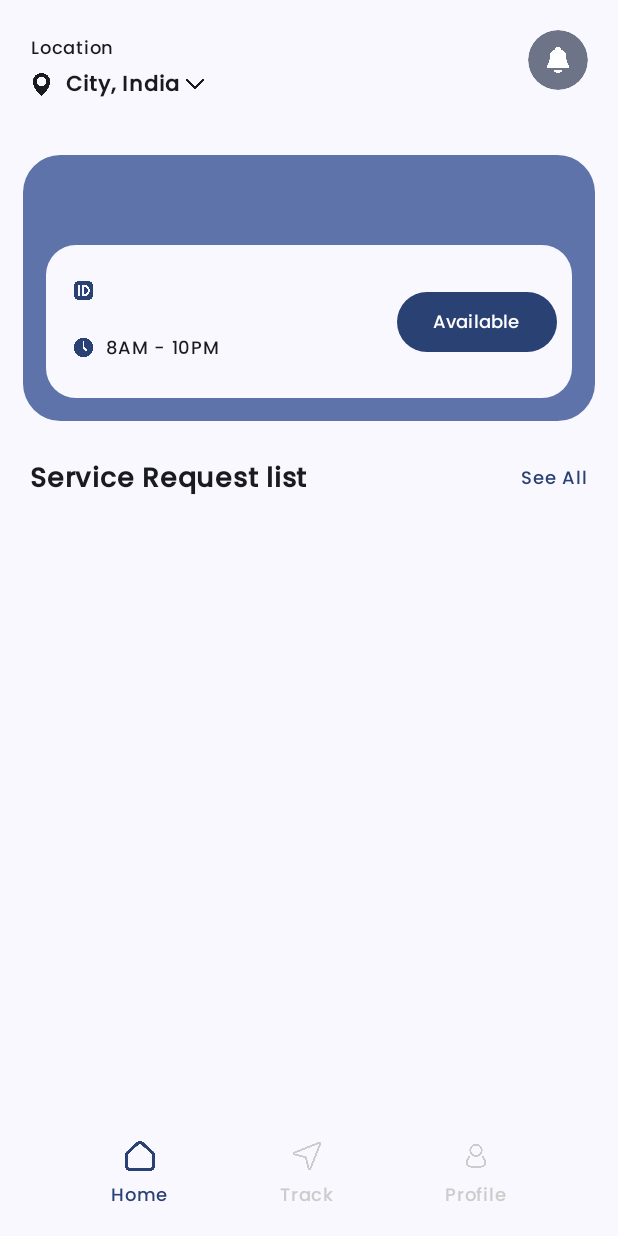
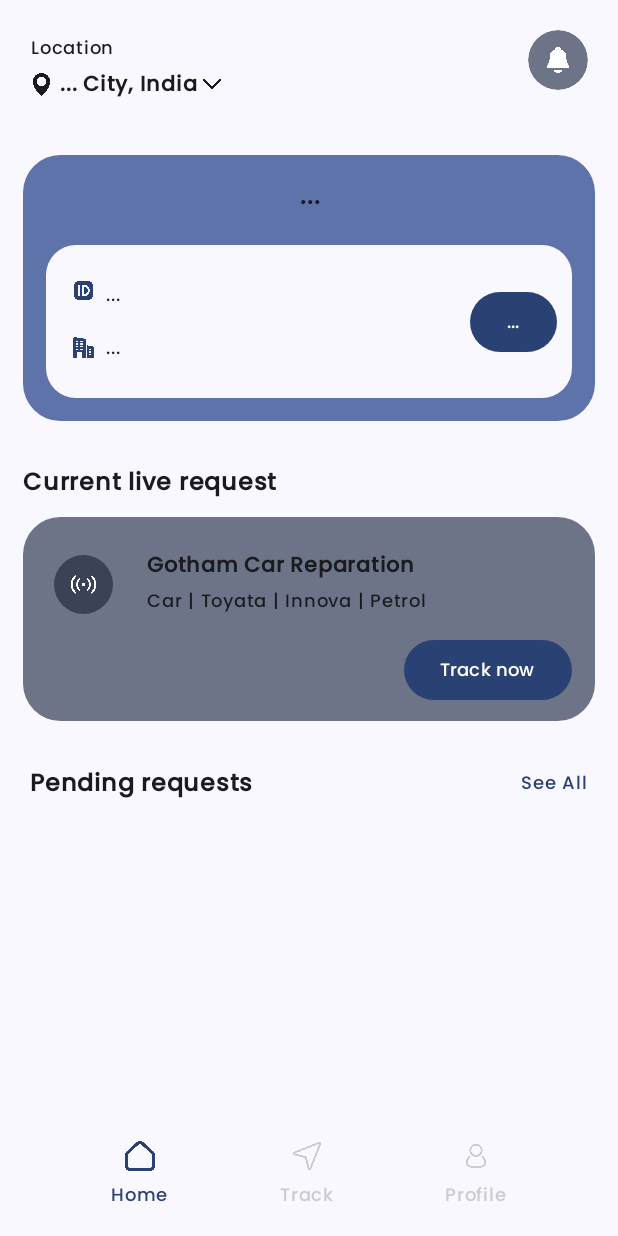
Before and after one commit to chiragpatel047/RapidRepairDeliverApp, an Android app built with Jetpack Compose: the MainScreen screen opened through its navigation route, on a phone screen of 412 x 824 dp. Run offline under Robolectric (Android 15) with nearby library versions, the phone set to English and light mode, and no system bars; our stand-ins replace Dagger/Hilt's generated code, Firebase (no records; nobody signed in at launch, a user with empty details on screens opened directly); 1 statement that could not run was skipped.

Commit message:
homescreen-back-2

```diff
--- /dev/null
+++ b/app/src/main/java/com/chirag047/rapiddeliver/Common/TrackSingle.kt
@@ -0,0 +1,110 @@
+package com.chirag047.rapiddeliver.Common
+
+import androidx.compose.foundation.background
+import androidx.compose.foundation.clickable
+import androidx.compose.foundation.layout.Arrangement
+import androidx.compose.foundation.layout.Box
+import androidx.compose.foundation.layout.Column
+import androidx.compose.foundation.layout.Row
+import androidx.compose.foundation.layout.Spacer
+import androidx.compose.foundation.layout.fillMaxSize
+import androidx.compose.foundation.layout.fillMaxWidth
+import androidx.compose.foundation.layout.padding
+import androidx.compose.foundation.layout.size
+import androidx.compose.foundation.rememberScrollState
+import androidx.compose.foundation.shape.RoundedCornerShape
+import androidx.compose.foundation.verticalScroll
+import androidx.compose.material3.Button
+import androidx.compose.material3.ButtonDefaults
+import androidx.compose.material3.Icon
+import androidx.compose.material3.MaterialTheme
+import androidx.compose.material3.Text
+import androidx.compose.runtime.Composable
+import androidx.compose.ui.Alignment
+import androidx.compose.ui.Modifier
+import androidx.compose.ui.draw.clip
+import androidx.compose.ui.draw.rotate
+import androidx.compose.ui.res.painterResource
+import androidx.compose.ui.text.font.Font
+import androidx.compose.ui.text.font.FontFamily
+import androidx.compose.ui.unit.dp
+import androidx.compose.ui.unit.sp
+import androidx.navigation.NavController
+import com.chirag047.rapiddeliver.Components.poppinsBoldText
+import com.chirag047.rapiddeliver.Components.poppinsText
+import com.chirag047.rapiddeliver.R
+
+@Composable
+fun TrackSingle(title: String, desc: String, onclick: () -> Unit) {
+    Row(
+        Modifier
+            .padding(15.dp, 7.dp)
+            .clip(RoundedCornerShape(25.dp))
+            .background(MaterialTheme.colorScheme.secondaryContainer)
+            .clickable {
+
+            }
+    ) {
+
+        Column(
+            Modifier
+                .padding(15.dp, 0.dp, 7.dp, 0.dp)
+                .clip(RoundedCornerShape(10.dp))
+
+        ) {
+            Spacer(modifier = Modifier.padding(10.dp))
+            Box(
+                modifier = Modifier
+                    .size(50.dp)
+                    .padding(5.dp)
+                    .clip(RoundedCornerShape(50.dp))
+                    .background(MaterialTheme.colorScheme.secondary),
+            ) {
+                Icon(
+                    painterResource(id = R.drawable.live),
+                    contentDescription = "",
+                    tint = MaterialTheme.colorScheme.onSecondary,
+                    modifier = Modifier
+                        .size(50.dp)
+                        .padding(10.dp)
+                )
+            }
+            //Spacer(modifier = Modifier.padding(10.dp))
+        }
+
+        Column(Modifier.fillMaxWidth()) {
+            Spacer(modifier = Modifier.padding(10.dp))
+
+            poppinsBoldText(
+                contentText = title,
+                size = 14.sp,
+                modifier = Modifier
+                    .padding(10.dp, 0.dp)
+            )
+
+            poppinsText(
+                contentText = desc,
+                size = 12.sp,
+                modifier = Modifier
+                    .padding(10.dp, 0.dp)
+            )
+
+            Row(Modifier.fillMaxWidth(), horizontalArrangement = Arrangement.End) {
+                Button(
+                    onClick = {
+                        onclick.invoke()
+                    },
+                    colors = ButtonDefaults.buttonColors(MaterialTheme.colorScheme.primary),
+                    modifier = Modifier
+                        .padding(15.dp, 10.dp)
+                ) {
+                    Text(
+                        text = "Track now",
+                        fontSize = 12.sp,
+                        fontFamily = FontFamily(Font(R.font.poppins_medium))
+                    )
+                }
+            }
+        }
+    }
+}
--- a/app/src/main/java/com/chirag047/rapiddeliver/Components/CommonCustom.kt
+++ b/app/src/main/java/com/chirag047/rapiddeliver/Components/CommonCustom.kt
@@ -69,7 +69,7 @@
         Text(
             text = title,
             textAlign = TextAlign.Start,
-            fontSize = 18.sp,
+            fontSize = 16.sp,
             color = MaterialTheme.colorScheme.onBackground,
             fontWeight = FontWeight.Bold,
             fontFamily = FontFamily(Font(R.font.poppins_medium))
--- a/app/src/main/java/com/chirag047/rapiddeliver/Model/UserModel.kt
+++ b/app/src/main/java/com/chirag047/rapiddeliver/Model/UserModel.kt
@@ -3,6 +3,8 @@
 data class UserModel(
     var uid: String = "",
     var mechanicId: String = "",
+    var centerId : String = "",
+    var centerName : String = "",
     var userName: String = "",
     var email: String = "",
     var password: String = "",
--- a/app/src/main/java/com/chirag047/rapiddeliver/Repository/AuthRepository.kt
+++ b/app/src/main/java/com/chirag047/rapiddeliver/Repository/AuthRepository.kt
@@ -29,6 +29,8 @@
                     UserModel(
                         firebaseAuth.currentUser!!.uid,
                         System.currentTimeMillis().toString(),
+                        "",
+                        "Not joined yet",
                         userName,
                         email,
                         password,
--- a/app/src/main/java/com/chirag047/rapiddeliver/Repository/DataRepository.kt
+++ b/app/src/main/java/com/chirag047/rapiddeliver/Repository/DataRepository.kt
@@ -1,6 +1,7 @@
 package com.chirag047.rapiddeliver.Repository
 
 import com.chirag047.rapiddeliver.Common.ResponseType
+import com.chirag047.rapiddeliver.Model.UserModel
 import com.google.firebase.auth.FirebaseAuth
 import com.google.firebase.firestore.FirebaseFirestore
 import kotlinx.coroutines.channels.awaitClose
@@ -26,4 +27,19 @@
             }
         }
 
+    suspend fun getUserDetail(): Flow<ResponseType<UserModel?>> =
+        callbackFlow {
+            trySend(ResponseType.Loading())
+
+            firestore.collection("mechanicUsers")
+                .document(auth.currentUser!!.uid)
+                .addSnapshotListener { value, error ->
+                    trySend(ResponseType.Success(value!!.toObject(UserModel::class.java)))
+                }
+
+            awaitClose {
+                close()
+            }
+        }
+
 }
--- a/app/src/main/java/com/chirag047/rapiddeliver/Screens/HomeScreen.kt
+++ b/app/src/main/java/com/chirag047/rapiddeliver/Screens/HomeScreen.kt
@@ -37,16 +37,72 @@
 import androidx.compose.ui.unit.sp
 import androidx.hilt.navigation.compose.hiltViewModel
 import androidx.navigation.NavController
+import com.chirag047.rapiddeliver.Common.ResponseType
+import com.chirag047.rapiddeliver.Common.SingleSerivceRequest
+import com.chirag047.rapiddeliver.Common.TrackSingle
 import com.chirag047.rapiddeliver.Components.GrayFilledSimpleButton
 import com.chirag047.rapiddeliver.Components.poppinsBoldCenterText
+import com.chirag047.rapiddeliver.Components.poppinsBoldText
 import com.chirag047.rapiddeliver.Components.textWithSeeAllText
 import com.chirag047.rapiddeliver.R
+import com.chirag047.rapiddeliver.Viewmodels.HomeScreenViewModel
+import kotlinx.coroutines.Dispatchers
+import kotlinx.coroutines.launch
 
 @Composable
 fun HomeScreen(navController: NavController, sharedPreferences: SharedPreferences) {
 
     Box(Modifier.fillMaxSize()) {
+
+        val homeScreenViewModel: HomeScreenViewModel = hiltViewModel()
+        val scope = rememberCoroutineScope()
+
+        val mechanicCity = remember {
+            mutableStateOf("...")
+        }
+
+        val mechanicId = remember {
+            mutableStateOf("...")
+        }
+
+        val mechanicName = remember {
+            mutableStateOf("...")
+        }
+
+        val mechanicStatus = remember {
+            mutableStateOf("...")
+        }
+
+        val centerName = remember {
+            mutableStateOf("...")
+        }
+
+        LaunchedEffect(key1 = Unit) {
+            scope.launch(Dispatchers.Main) {
+                homeScreenViewModel.getUserDetail().collect {
+                    when (it) {
+                        is ResponseType.Error -> {
+
+                        }
+
+                        is ResponseType.Loading -> {
+
+                        }
+
+                        is ResponseType.Success -> {
+                            mechanicCity.value = it.data!!.city
+                            mechanicId.value = it.data!!.mechanicId
+                            mechanicName.value = it.data!!.userName
+                            mechanicStatus.value = it.data!!.mechanicStatus
+                            centerName.value = it.data.centerName
+                        }
+                    }
+                }
+            }
+        }
+
         Column(Modifier.fillMaxWidth()) {
+
 
             Row(
                 modifier = Modifier
@@ -73,7 +129,7 @@
                         )
                         Spacer(modifier = Modifier.padding(2.dp))
                         Text(
-                            text = sharedPreferences.getString("userCity", "") +
+                            text = mechanicCity.value +
                                     " City, India",
                             fontWeight = FontWeight.Bold,
                             fontFamily = FontFamily(Font(R.font.poppins_medium)),
@@ -104,7 +160,7 @@
 
                 Column(Modifier.fillMaxWidth()) {
                     poppinsBoldCenterText(
-                        contentText = sharedPreferences.getString("userName", "")!!,
+                        contentText = mechanicName.value,
                         size = 16.sp,
                         modifier = Modifier
                             .fillMaxWidth()
@@ -135,7 +191,7 @@
                                     tint = MaterialTheme.colorScheme.primary
                                 )
                                 Text(
-                                    text = sharedPreferences.getString("mechanicId", "")!!,
+                                    text = mechanicId.value,
                                     fontSize = 12.sp,
                                     modifier = Modifier
                                         .padding(0.dp, 6.dp, 0.dp, 5.dp),
@@ -147,7 +203,7 @@
                                 verticalAlignment = Alignment.CenterVertically
                             ) {
                                 Icon(
-                                    painter = painterResource(id = R.drawable.clock),
+                                    painter = painterResource(id = R.drawable.service_center),
                                     contentDescription = "",
                                     Modifier
                                         .size(30.dp)
@@ -156,7 +212,7 @@
                                 )
 
                                 Text(
-                                    text = "8AM - 10PM",
+                                    text = centerName.value,
                                     fontSize = 12.sp,
                                     modifier = Modifier
                                         .padding(0.dp, 6.dp, 0.dp, 5.dp),
@@ -177,7 +233,7 @@
                                 .padding(0.dp, 0.dp, 10.dp, 0.dp)
                         ) {
                             Text(
-                                text = "Available",
+                                text = mechanicStatus.value,
                                 fontSize = 12.sp,
                                 fontFamily = FontFamily(Font(R.font.poppins_medium)),
                             )
@@ -186,9 +242,27 @@
                 }
             }
 
-            textWithSeeAllText(title = "Service Request list") {
-                navController.navigate("ServiceRequestListScreen")
+            Spacer(modifier = Modifier.padding(4.dp))
+            poppinsBoldText(
+                contentText = "Current live request",
+                size = 16.sp,
+                modifier = Modifier
+                    .fillMaxWidth()
+                    .padding(15.dp, 5.dp, 15.dp, 0.dp)
+            )
+
+            Spacer(modifier = Modifier.padding(2.dp))
+
+            TrackSingle("Gotham Car Reparation", "Car | Toyata | Innova | Petrol") {
+                navController.navigate("TrackNowScreen")
             }
+
+            Spacer(modifier = Modifier.padding(6.dp))
+
+            textWithSeeAllText(title = "Pending requests") {
+
+            }
+            Spacer(modifier = Modifier.padding(6.dp))
 
         }
     }
--- /dev/null
+++ b/app/src/main/java/com/chirag047/rapiddeliver/Viewmodels/HomeScreenViewModel.kt
@@ -0,0 +1,12 @@
+package com.chirag047.rapiddeliver.Viewmodels
+
+import androidx.lifecycle.ViewModel
+import com.chirag047.rapiddeliver.Repository.DataRepository
+import dagger.hilt.android.lifecycle.HiltViewModel
+import javax.inject.Inject
+
+@HiltViewModel
+class HomeScreenViewModel @Inject constructor(val dataRepository: DataRepository) : ViewModel() {
+
+    suspend fun getUserDetail() = dataRepository.getUserDetail()
+}
```
Also changed, not shown: app/src/main/java/com/chirag047/rapiddeliver/Common/SingleServiceRequest.kt (added, +177 -0 lines), app/src/main/java/com/chirag047/rapiddeliver/Model/OrderModel.kt (added, +20 -0 lines).
